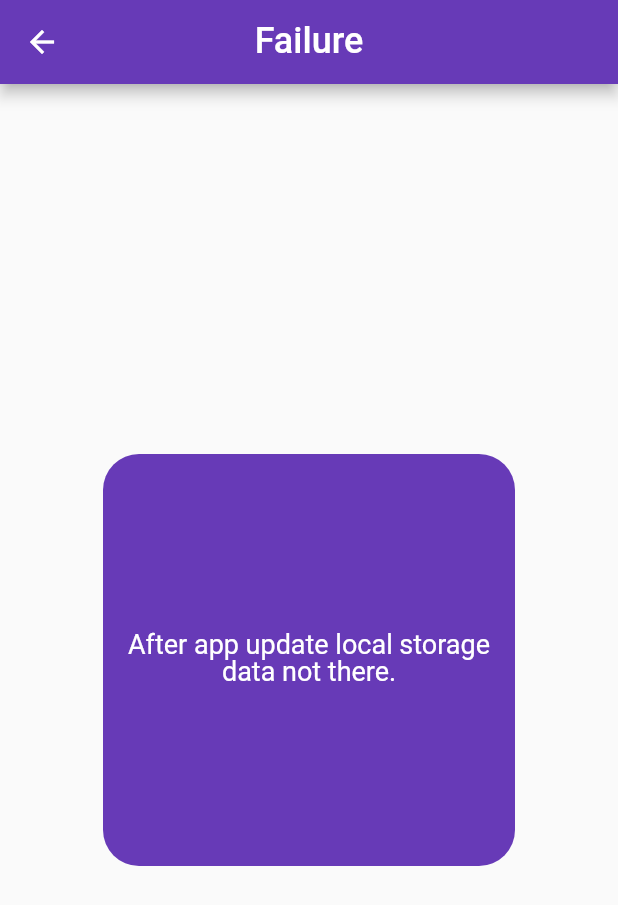
After one commit to Sidath-hSenid/HSL-Regional, a Flutter app: the screen it shows after launch, after a tap on "VALIDATE", on a phone screen of 412 x 824 dp. The commit adds this screen. Shown: the top 905 px of the screen. Run offline on Flutter 3.47's test engine with Material 2 defaults, Android fonts, the phone set to English and light mode, and no system bars; our stand-ins replace firebase_core, firebase_remote_config, shared_preferences; accounts and stored records are empty; Roboto replaces fonts that are missing (arial).

Commit message:
Add local storage check

```diff
--- /dev/null
+++ b/regional_app/lib/screens/fail_screen.dart
@@ -0,0 +1,56 @@
+import 'package:flutter/material.dart';
+import 'package:regional_app/utils/constants.dart';
+
+class FailScreen extends StatelessWidget {
+  const FailScreen({Key? key}) : super(key: key);
+
+  @override
+  Widget build(BuildContext context) {
+    FailureScreen screenConstants = FailureScreen();
+    var size = MediaQuery.of(context).size;
+    return Scaffold(
+      appBar: AppBar(
+          backgroundColor: screenConstants.appBarColor,
+          centerTitle: true,
+          title: Text(
+            screenConstants.appBarTitle,
+            style: TextStyle(
+              fontFamily: screenConstants.textFont,
+              fontSize: 24,
+              color: screenConstants.textColor,
+              height: 1,
+            ),
+          )),
+      body: Column(
+        crossAxisAlignment: CrossAxisAlignment.center,
+        mainAxisAlignment: MainAxisAlignment.center,
+        children: [
+          Center(
+            child: SizedBox(
+              child: Container(
+                height: size.height / 3,
+                width: (size.width * 2) / 3,
+                decoration: BoxDecoration(
+                  borderRadius: BorderRadius.circular(24.0),
+                  color: screenConstants.appColor,
+                ),
+                child: Center(
+                  child: Text(
+                    screenConstants.sizedBoxText,
+                    style: TextStyle(
+                      fontFamily:screenConstants.textFont,
+                      fontSize: 18,
+                      color: screenConstants.textColor,
+                      height: 1,
+                    ),
+                    textAlign: TextAlign.center,
+                  ),
+                ),
+              ),
+            ),
+          )
+        ],
+      ),
+    );
+  }
+}
--- a/regional_app/lib/screens/home_screen.dart
+++ b/regional_app/lib/screens/home_screen.dart
@@ -1,5 +1,8 @@
 import 'package:firebase_remote_config/firebase_remote_config.dart';
 import 'package:flutter/material.dart';
+import 'package:regional_app/screens/fail_screen.dart';
+import 'package:regional_app/screens/success_screen.dart';
+import 'package:shared_preferences/shared_preferences.dart';
 import '../utils/constants.dart';
 
 class HomeScreen extends StatefulWidget {
@@ -11,7 +14,6 @@ class HomeScreen extends StatefulWidget {
 
 class _HomeScreenState extends State<HomeScreen> {
   ApplicationConstants appConstants = ApplicationConstants();
-
   final FirebaseRemoteConfig _remoteConfig = FirebaseRemoteConfig.instance;
 
   void _initConfig() async {
@@ -49,7 +51,9 @@ class _HomeScreenState extends State<HomeScreen> {
         mainAxisAlignment: MainAxisAlignment.center,
         children: [
           Center(
-            child: SizedBox(
+            child: Column(
+              children: [
+                SizedBox(
                   child: Container(
                     height: size.height / 3,
                     width: (size.width * 2) / 3,
@@ -71,6 +75,35 @@ class _HomeScreenState extends State<HomeScreen> {
                     ),
                   ),
                 ),
+                ElevatedButton(
+                  style: ElevatedButton.styleFrom(
+                    primary: appConstants.getAppColor(),
+                  ),
+                  onPressed: () async {
+                    final SharedPreferences prefs = await SharedPreferences.getInstance();
+                    final String? isSuccess = prefs.getString(ApplicationConstants.PREF_BUTTON);
+                    if(isSuccess == ApplicationConstants.PREF_SUCCESS){
+                      Navigator.of(context)
+                          .push(MaterialPageRoute(builder: (context) => const SuccessScreen()));
+                    }
+                    else{
+                      Navigator.of(context)
+                          .push(MaterialPageRoute(builder: (context) => const FailScreen()));
+                    }
+                  },
+                  child: Text(
+                      appConstants.getButtonText(),
+                      style: TextStyle(
+                        fontFamily: appConstants.getTextFont(),
+                        fontSize: 18,
+                        color: appConstants.getTextColor(),
+                        height: 1,
+                      ),
+                      textAlign: TextAlign.center,
+                  ),
+                ),
+              ],
+            ),
           )
         ],
       ),
--- a/regional_app/lib/utils/constants.dart
+++ b/regional_app/lib/utils/constants.dart
@@ -61,9 +61,16 @@ class ApplicationConstants{
     }
   }
 
+  String getButtonText() {
+    return DefaultValues().buttonText;
+  }
+
   String getTextFont() {
     return _remoteConfig.getString('text_font').isNotEmpty ? _remoteConfig.getString('text_font') : DefaultValues().textFont;
   }
+
+  static const String PREF_BUTTON = "buttonSuccess";
+  static const String PREF_SUCCESS = "Success";
 
 }
 
@@ -73,5 +80,24 @@ class DefaultValues{
   Color textColor = Colors.black;
   String appBarTitle = "Unknown";
   String sizedBoxText = "Your current region is unknown";
+  String buttonText = "VALIDATE";
   String textFont = "arial";
 }
+
+class SuccessfulScreen{
+  Color appBarColor = Colors.black;
+  Color appColor = Colors.black;
+  Color textColor = Colors.amber;
+  String appBarTitle = "Success";
+  String sizedBoxText = "After app update local storage data still there.";
+  String textFont = "arial";
+}
+
+class FailureScreen{
+  Color appBarColor = Colors.deepPurple;
+  Color appColor = Colors.deepPurple;
+  Color textColor = Colors.white;
+  String appBarTitle = "Failure";
+  String sizedBoxText = "After app update local storage data not there.";
+  String textFont = "arial";
+}
--- a/regional_app/pubspec.yaml
+++ b/regional_app/pubspec.yaml
@@ -16,7 +16,7 @@ publish_to: 'none' # Remove this line if you wish to publish to pub.dev
 # https://developer.apple.com/library/archive/documentation/General/Reference/InfoPlistKeyReference/Articles/CoreFoundationKeys.html
 # In Windows, build-name is used as the major, minor, and patch parts
 # of the product and file versions while build-number is used as the build suffix.
-version: 1.0.0+1
+version: 1.0.0+2
 
 environment:
   sdk: '>=2.19.6 <3.0.0'
@@ -39,6 +39,7 @@ dependencies:
   firebase_core: ^2.19.0
   firebase_remote_config: ^4.3.1
   firebase_analytics: ^10.6.1
+  shared_preferences: ^2.2.2
 
 dev_dependencies:
   flutter_test:
```
Also changed, not shown: regional_app/lib/screens/success_screen.dart (added, +56 -0 lines), 1 other file. Lines whose indentation alone changed are shown as unchanged.
